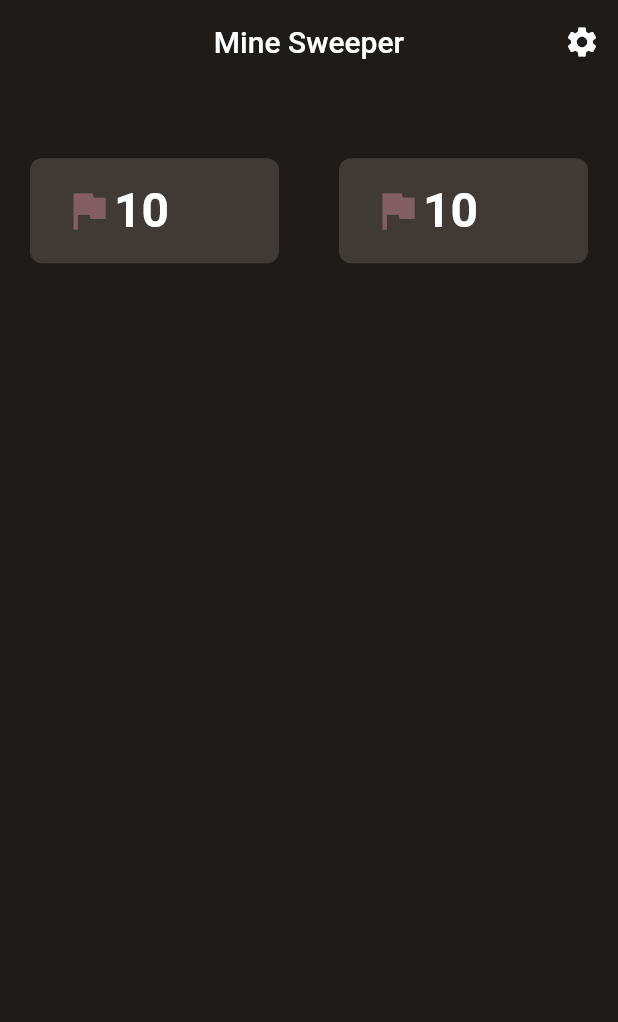
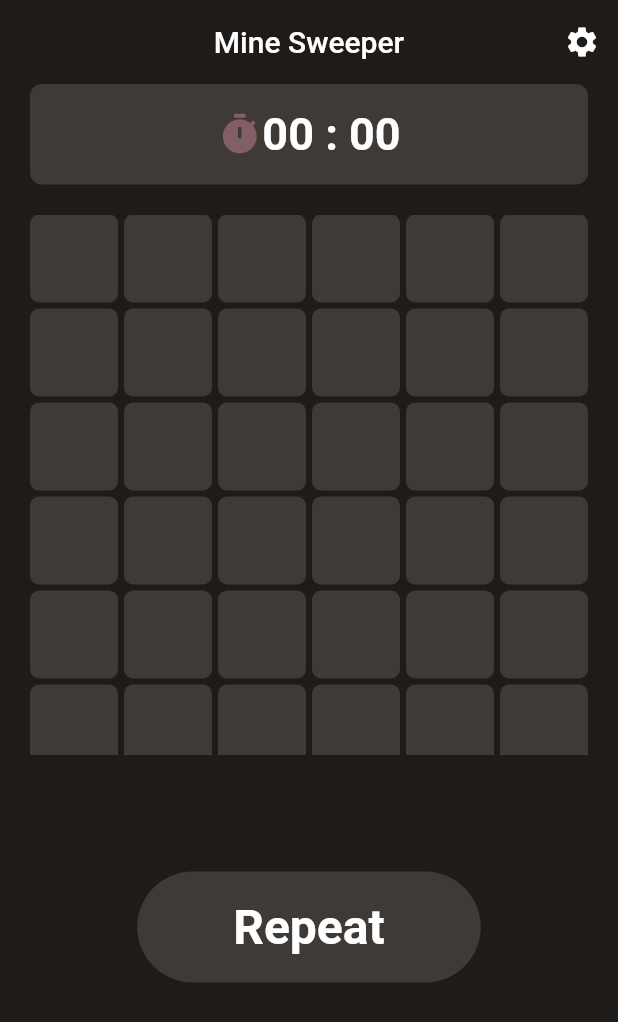
Before and after one commit to IsD4n73/Mine-Sweeper, a Flutter app: the screen it shows after launch, on a phone screen of 412 x 824 dp. Shown: the top 1022 px of the screen. Run offline on Flutter 3.47's test engine with Material 2 defaults, Android fonts, the phone set to English and light mode, and no system bars.

Commit message:
game created

```diff
--- /dev/null
+++ b/lib/controller/timer_utils.dart
@@ -0,0 +1,7 @@
+String formatedTime({required int time}) {
+  int sec = time % 60;
+  int min = (time / 60).floor();
+  String minute = min.toString().length <= 1 ? "0$min" : "$min";
+  String second = sec.toString().length <= 1 ? "0$sec" : "$sec";
+  return "$minute : $second";
+}
--- a/lib/model/mine_game.dart
+++ b/lib/model/mine_game.dart
@@ -4,6 +4,7 @@ class MineSweeper {
   static int row = 6;
   static int col = 6;
   static int cells = row * col;
+  int remaningMine = 10;
   bool gameOver = false;
   List<Cell> gameMap = [];
 
@@ -45,7 +46,7 @@ class MineSweeper {
       ),
     );
     gameMap.clear();
-    //generateMap();
+    generateMap();
   }
 
   // Show Mines
--- a/lib/pages/game.dart
+++ b/lib/pages/game.dart
@@ -1,5 +1,9 @@
+import "dart:async";
+
 import "package:flutter/material.dart";
 import "package:mine_sweeper/common/colors.dart";
+import "package:mine_sweeper/controller/timer_utils.dart";
+import "package:mine_sweeper/model/mine_game.dart";
 
 import "../widgets/info_banner.dart";
 
@@ -11,9 +15,16 @@ class GameScreen extends StatefulWidget {
 }
 
 class _GameScreenState extends State<GameScreen> {
+  MineSweeper game = MineSweeper();
+  int secondTime = 0;
+  bool isFirstMove = true;
+  late Timer timer;
+
   @override
   void initState() {
     super.initState();
+
+    game.generateMap();
   }
 
   @override
@@ -34,24 +45,123 @@ class _GameScreenState extends State<GameScreen> {
           ),
         ],
       ),
-      body: Column(
+      body: SingleChildScrollView(
+        child: Column(
           mainAxisAlignment: MainAxisAlignment.spaceAround,
           children: [
-          //! Banner mine and time !\\
-          Row(
-            mainAxisAlignment: MainAxisAlignment.spaceBetween,
-            children: const [
-              InfoBanner(),
-              InfoBanner(),
-            ],
-          ),
+            //! Banner time !\\
+            InfoBanner(formatedTime(time: secondTime), Icons.timer),
             //! Game Grid !\\
             Container(
               width: double.infinity,
-            height: 500,
+              height: 400,
               padding: const EdgeInsets.all(20),
-          )
+              child: GridView.builder(
+                gridDelegate: SliverGridDelegateWithFixedCrossAxisCount(
+                  crossAxisCount: MineSweeper.row,
+                  crossAxisSpacing: 4,
+                  mainAxisSpacing: 4,
+                ),
+                itemCount: MineSweeper.cells,
+                itemBuilder: (context, index) {
+                  Color cellColor = game.gameMap[index].reveal
+                      ? AppColor.clickedCard
+                      : AppColor.lightPrimary;
+
+                  return GestureDetector(
+                    onTap: game.gameOver
+                        ? null
+                        : () {
+                            setState(
+                              () {
+                                if (isFirstMove) {
+                                  timer = Timer.periodic(
+                                      const Duration(seconds: 1), (timer) {
+                                    setState(() {
+                                      secondTime++;
+                                    });
+                                  });
+                                  isFirstMove = false;
+                                }
+                                game.clickCell(game.gameMap[index]);
+
+                                if (game.gameOver) {
+                                  timer.cancel();
+                                }
+                              },
+                            );
+                          },
+                    child: Container(
+                      decoration: BoxDecoration(
+                        color: cellColor,
+                        borderRadius: const BorderRadius.all(
+                          Radius.circular(6),
+                        ),
+                      ),
+                      child: Center(
+                        child: Text(
+                          game.gameMap[index].reveal
+                              ? "${game.gameMap[index].content}"
+                              : "",
+                          style: TextStyle(
+                            color: game.gameMap[index].reveal
+                                ? game.gameMap[index].content == "X"
+                                    ? Colors.red
+                                    : AppColor.letterColors[
+                                        game.gameMap[index].content]
+                                : Colors.transparent,
+                            fontSize: 20,
+                          ),
+                        ),
+                      ),
+                    ),
+                  );
+                },
+              ),
+            ),
+
+            //! Commands !\\
+            Text(
+              game.gameOver ? "You Lose" : "",
+              style: const TextStyle(
+                color: Colors.white,
+                fontWeight: FontWeight.bold,
+                fontSize: 32,
+              ),
+            ),
+
+            const SizedBox(height: 20),
+
+            RawMaterialButton(
+              onPressed: () {
+                setState(() {
+                  secondTime = 0;
+                  timer.cancel();
+
+                  game.resetGame();
+                  game.gameOver = false;
+                });
+              },
+              fillColor: AppColor.lightPrimary,
+              elevation: 0,
+              shape: const StadiumBorder(),
+              padding: const EdgeInsets.symmetric(
+                horizontal: 64,
+                vertical: 18,
+              ),
+              child: const Text(
+                "Repeat",
+                style: TextStyle(
+                  color: Colors.white,
+                  fontSize: 32,
+                  fontWeight: FontWeight.bold,
+                ),
+              ),
+            ),
+
+            const SizedBox(height: 20),
           ],
+        ),
       ),
     );
   }
--- a/lib/widgets/info_banner.dart
+++ b/lib/widgets/info_banner.dart
@@ -3,36 +3,45 @@ import "package:flutter/material.dart";
 import "../common/colors.dart";
 
 class InfoBanner extends StatelessWidget {
-  const InfoBanner({super.key});
+  final String text;
+  final IconData icon;
+  const InfoBanner(this.text, this.icon, {super.key});
 
   @override
   Widget build(BuildContext context) {
-    return Expanded(
+    return Row(
+      children: [
+        Expanded(
           child: Container(
             margin: const EdgeInsets.symmetric(horizontal: 20),
             padding: const EdgeInsets.symmetric(horizontal: 22, vertical: 16),
+
             decoration: BoxDecoration(
               color: AppColor.lightPrimary,
               borderRadius: BorderRadius.circular(8),
             ),
             child: Row(
+              mainAxisAlignment: MainAxisAlignment.center,
               children: [
                 Icon(
-              Icons.flag,
-              size: 34,
+                  icon,
+                  size: 30,
                   color: AppColor.accent,
                 ),
-            const Text(
-              "10",
-              style: TextStyle(
+                Text(
+                  text,
+                  overflow: TextOverflow.clip,
+                  style: const TextStyle(
                     color: Colors.white,
-                fontSize: 32,
+                    fontSize: 30,
                     fontWeight: FontWeight.bold,
                   ),
                 )
               ],
             ),
           ),
+        ),
+      ],
     );
   }
 }
```
Lines whose indentation alone changed are shown as unchanged.
